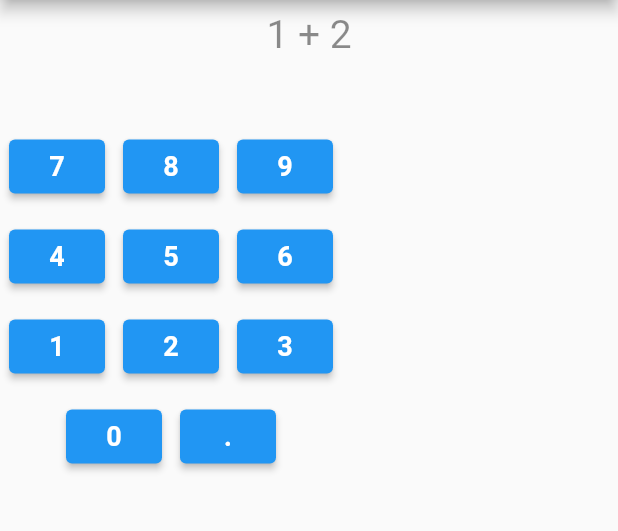
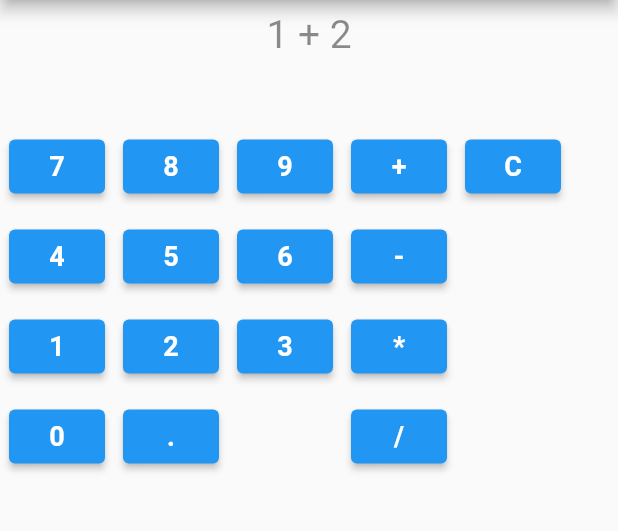
Before and after one commit to ckbrewer33/flutter-calculator, a Flutter app: the screen it shows after launch, on a phone screen of 412 x 824 dp, the part 84-615 px from its top. Run offline on Flutter 3.47's test engine with Material 2 defaults, Android fonts, the phone set to English and light mode, and no system bars.

Commit message:
Added operator pad, fixed button styling

```diff
--- a/lib/calculator.dart
+++ b/lib/calculator.dart
@@ -1,5 +1,6 @@
 import 'package:calculator/components/calculator_output.dart';
 import 'package:calculator/components/number_pad.dart';
+import 'package:calculator/components/operator_pad.dart';
 import 'package:flutter/material.dart';
 
 class Calculator extends StatefulWidget {
@@ -10,17 +11,23 @@ class Calculator extends StatefulWidget {
 }
 
 class _CalculatorState extends State<Calculator> {
-  String calculatorOutput = '1 + 2';
+  String equationText = '1 + 2';
 
-  void updateOutput(String val) {
+  void updateNumber(String val) {
     setState(() {
-      calculatorOutput = calculatorOutput + val;
+      equationText = equationText + val;
+    });
+  }
+
+  void addOperator(String operator) {
+    setState(() {
+      equationText = equationText + ' ' + operator + ' ';
     });
   }
 
   void clearOutput() {
     setState(() {
-      calculatorOutput = '';
+      equationText = '';
     });
   }
 
@@ -32,11 +39,14 @@ class _CalculatorState extends State<Calculator> {
       ),
       body: Column(
         children: [
-          CalculatorOutput(equationText: calculatorOutput),
+          CalculatorOutput(equationText: equationText),
           SizedBox(height: 35.0),
           Row(
             children: [
-              NumberPad(),
+              NumberPad(buttonPress: (val) {
+                updateNumber(val);
+              }),
+              OperatorPad(operatorButtonPress: addOperator, clearButtonPress: clearOutput)
             ],
           )
         ],
--- a/lib/components/calculator_button_row.dart
+++ b/lib/components/calculator_button_row.dart
@@ -8,7 +8,6 @@ class CalculatorButtonRow extends StatelessWidget {
   @override
   Widget build(BuildContext context) {
     return Row(
-      mainAxisAlignment: MainAxisAlignment.start,
       children: buttons,
     );
   }
--- a/lib/components/number_pad.dart
+++ b/lib/components/number_pad.dart
@@ -3,33 +3,34 @@ import 'package:calculator/components/calculator_button_row.dart';
 import 'package:flutter/material.dart';
 
 class NumberPad extends StatelessWidget {
-  const NumberPad({
-    Key? key,
-  }) : super(key: key);
+  final Function(String val) buttonPress;
+
+  NumberPad({required this.buttonPress});
 
   @override
   Widget build(BuildContext context) {
     return Container(
       child: Column(
+        crossAxisAlignment: CrossAxisAlignment.start,
         children: [
           CalculatorButtonRow(
             buttons: [
               CalculatorButton(
                 value: '7',
                 onPressed: () {
-                  // updateOutput('7');
+                  buttonPress('7');
                 },
               ),
               CalculatorButton(
                 value: '8',
                 onPressed: () {
-                  // updateOutput('8');
+                  buttonPress('8');
                 },
               ),
               CalculatorButton(
                 value: '9',
                 onPressed: () {
-                  // updateOutput('9');
+                  buttonPress('9');
                 },
               )
             ],
@@ -39,19 +40,19 @@ class NumberPad extends StatelessWidget {
               CalculatorButton(
                 value: '4',
                 onPressed: () {
-                  // updateOutput('7');
+                  buttonPress('4');
                 },
               ),
               CalculatorButton(
                 value: '5',
                 onPressed: () {
-                  // updateOutput('8');
+                  buttonPress('5');
                 },
               ),
               CalculatorButton(
                 value: '6',
                 onPressed: () {
-                  // updateOutput('9');
+                  buttonPress('6');
                 },
               )
             ],
@@ -61,19 +62,19 @@ class NumberPad extends StatelessWidget {
               CalculatorButton(
                 value: '1',
                 onPressed: () {
-                  // updateOutput('7');
+                  buttonPress('1');
                 },
               ),
               CalculatorButton(
                 value: '2',
                 onPressed: () {
-                  // updateOutput('8');
+                  buttonPress('2');
                 },
               ),
               CalculatorButton(
                 value: '3',
                 onPressed: () {
-                  // updateOutput('9');
+                  buttonPress('3');
                 },
               )
             ],
@@ -83,13 +84,13 @@ class NumberPad extends StatelessWidget {
               CalculatorButton(
                 value: '0',
                 onPressed: () {
-                  // updateOutput('7');
+                  buttonPress('0');
                 },
               ),
               CalculatorButton(
                 value: '.',
                 onPressed: () {
-                  // updateOutput('8');
+                  buttonPress('.');
                 },
               ),
             ],
--- /dev/null
+++ b/lib/components/operator_pad.dart
@@ -0,0 +1,49 @@
+
+import 'package:calculator/components/calculator_button.dart';
+import 'package:flutter/material.dart';
+
+import '../app_colors.dart';
+
+class OperatorPad extends StatelessWidget {
+  final Function(String operator) operatorButtonPress;
+  final Function() clearButtonPress;
+
+  OperatorPad({
+    required this.operatorButtonPress,
+    required this.clearButtonPress
+  });
+
+  @override
+  Widget build(BuildContext context) {
+    return Container(
+      child: Row(
+        crossAxisAlignment: CrossAxisAlignment.start,
+        children: [
+          Column(
+            children: [
+              CalculatorButton(value: '+', onPressed: () {
+                operatorButtonPress('+');
+              }),
+              CalculatorButton(value: '-', onPressed: () {
+                operatorButtonPress('-');
+              }),
+              CalculatorButton(value: '*', onPressed: () {
+                operatorButtonPress('*');
+              }),
+              CalculatorButton(value: '/', onPressed: () {
+                operatorButtonPress('/');
+              }),
+            ]
+          ),
+          Column(
+            children: [
+              CalculatorButton(value: 'C', onPressed: () {
+                clearButtonPress();
+              }),
+            ],
+          )
+        ],
+      )
+    );
+  }
+}
```
Also changed, not shown: pubspec.lock.
